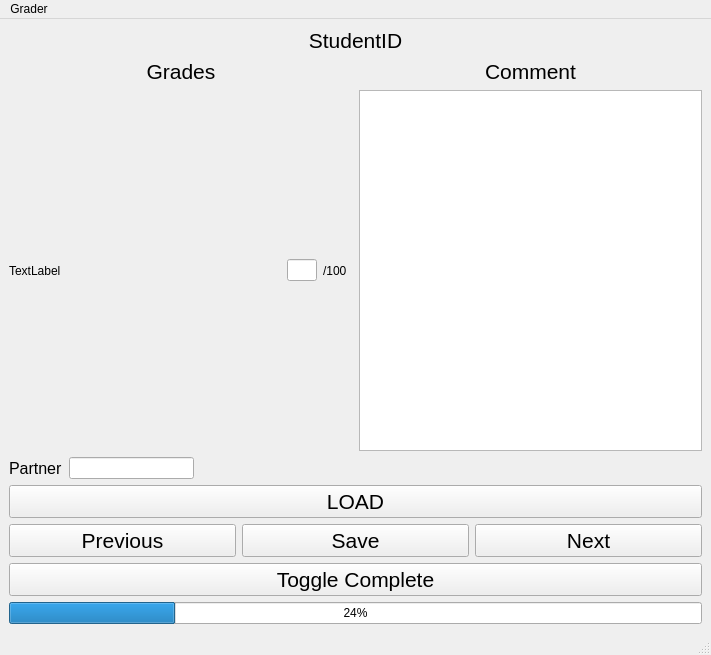
Qt form src/ui/grader.ui (Zerocrossing/grade-by-mail) before a commit.
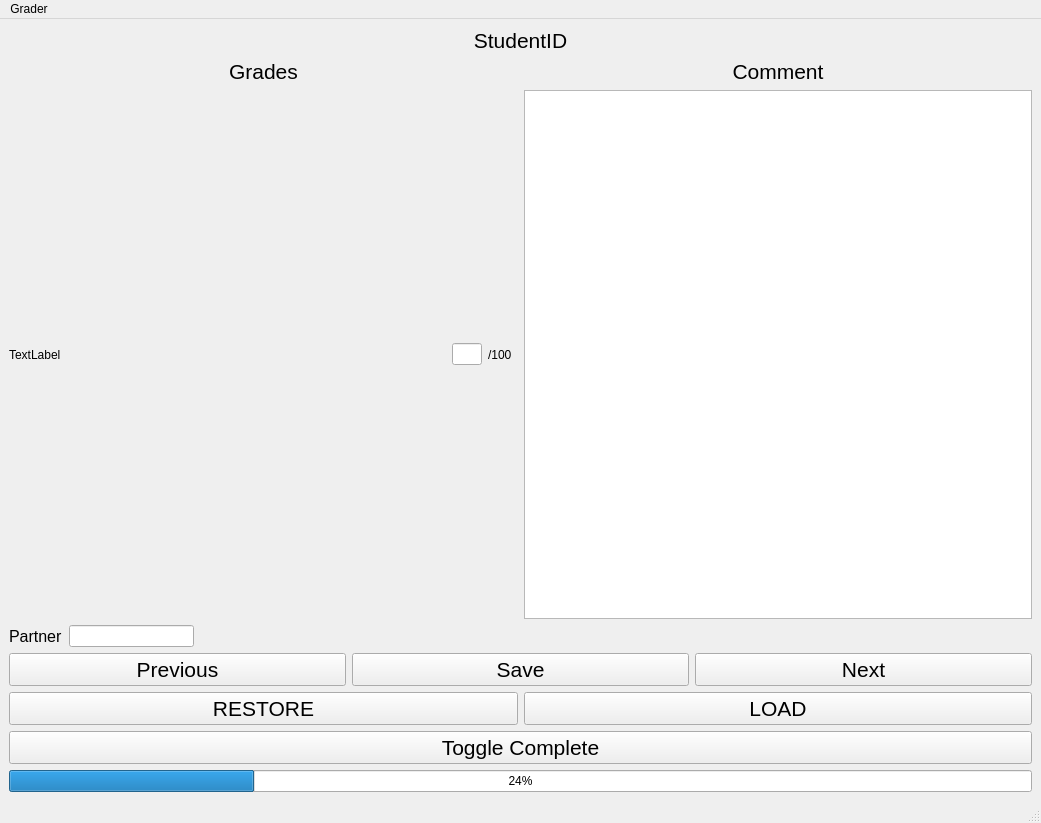
The same form after that commit.

Commit message: added restore functionality. Updated gui and cli Change to UI filename to conform to new QT tooling

What changed in the file:
```diff
--- a/src/ui/grader.ui
+++ b/src/ui/grader.ui
@@ -6,8 +6,8 @@
    <rect>
     <x>0</x>
     <y>0</y>
-    <width>711</width>
-    <height>655</height>
+    <width>1041</width>
+    <height>823</height>
    </rect>
   </property>
   <property name="sizePolicy">
@@ -170,19 +170,6 @@
         </item>
        </layout>
       </item>
-      <item>
-       <widget class="QPushButton" name="btn_load">
-        <property name="font">
-         <font>
-          <family>Arial</family>
-          <pointsize>16</pointsize>
-         </font>
-        </property>
-        <property name="text">
-         <string>LOAD</string>
-        </property>
-       </widget>
-      </item>
       <item>
        <layout class="QHBoxLayout" name="btns_layout">
         <item>
@@ -226,6 +213,51 @@
         </item>
        </layout>
       </item>
+      <item>
+       <layout class="QHBoxLayout" name="horizontalLayout" stretch="0,0">
+        <property name="spacing">
+         <number>6</number>
+        </property>
+        <property name="sizeConstraint">
+         <enum>QLayout::SetDefaultConstraint</enum>
+        </property>
+        <property name="leftMargin">
+         <number>0</number>
+        </property>
+        <item>
+         <widget class="QPushButton" name="btn_restore">
+          <property name="enabled">
+           <bool>true</bool>
+          </property>
+          <property name="font">
+           <font>
+            <family>Arial</family>
+            <pointsize>16</pointsize>
+           </font>
+          </property>
+          <property name="text">
+           <string>RESTORE</string>
+          </property>
+         </widget>
+        </item>
+        <item>
+         <widget class="QPushButton" name="btn_load">
+          <property name="enabled">
+           <bool>true</bool>
+          </property>
+          <property name="font">
+           <font>
+            <family>Arial</family>
+            <pointsize>16</pointsize>
+           </font>
+          </property>
+          <property name="text">
+           <string>LOAD</string>
+          </property>
+         </widget>
+        </item>
+       </layout>
+      </item>
       <item>
        <widget class="QPushButton" name="btn_complete">
         <property name="font">
@@ -258,7 +290,7 @@
     <rect>
      <x>0</x>
      <y>0</y>
-     <width>711</width>
+     <width>1041</width>
      <height>21</height>
     </rect>
    </property>
```
The commit also changes 6 other files.
